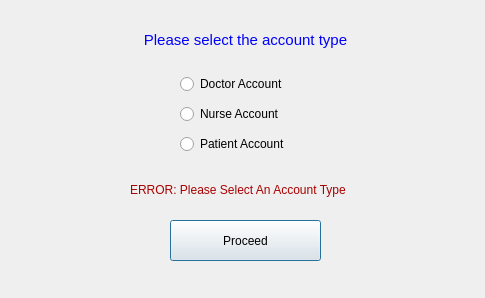
This is registerwindow.ui in nourelashryy199/CS2LabProject as Qt 5 draws it before an edit. The edited form follows.
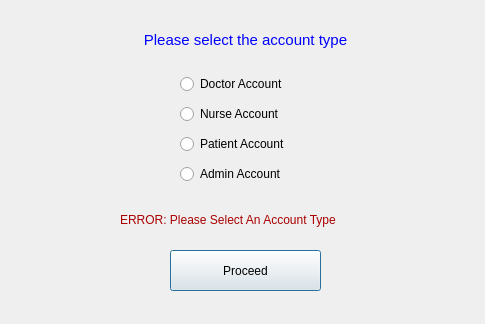
This is the edited form.

Commit message: Added all the functionalities and windows for the admin path

```diff
--- a/registerwindow.ui
+++ b/registerwindow.ui
@@ -7,7 +7,7 @@
     <x>0</x>
     <y>0</y>
     <width>485</width>
-    <height>298</height>
+    <height>324</height>
    </rect>
   </property>
   <property name="windowTitle">
@@ -33,7 +33,7 @@
    <property name="geometry">
     <rect>
      <x>170</x>
-     <y>220</y>
+     <y>250</y>
      <width>151</width>
      <height>41</height>
     </rect>
@@ -51,7 +51,7 @@
      <x>180</x>
      <y>70</y>
      <width>133</width>
-     <height>88</height>
+     <height>119</height>
     </rect>
    </property>
    <layout class="QVBoxLayout" name="verticalLayout">
@@ -76,13 +76,20 @@
       </property>
      </widget>
     </item>
+    <item>
+     <widget class="QRadioButton" name="radioButtonAdmin">
+      <property name="text">
+       <string>Admin Account</string>
+      </property>
+     </widget>
+    </item>
    </layout>
   </widget>
   <widget class="QLabel" name="label_error">
    <property name="geometry">
     <rect>
-     <x>130</x>
-     <y>170</y>
+     <x>120</x>
+     <y>200</y>
      <width>261</width>
      <height>41</height>
     </rect>
```
The commit also changes 93 other files.
